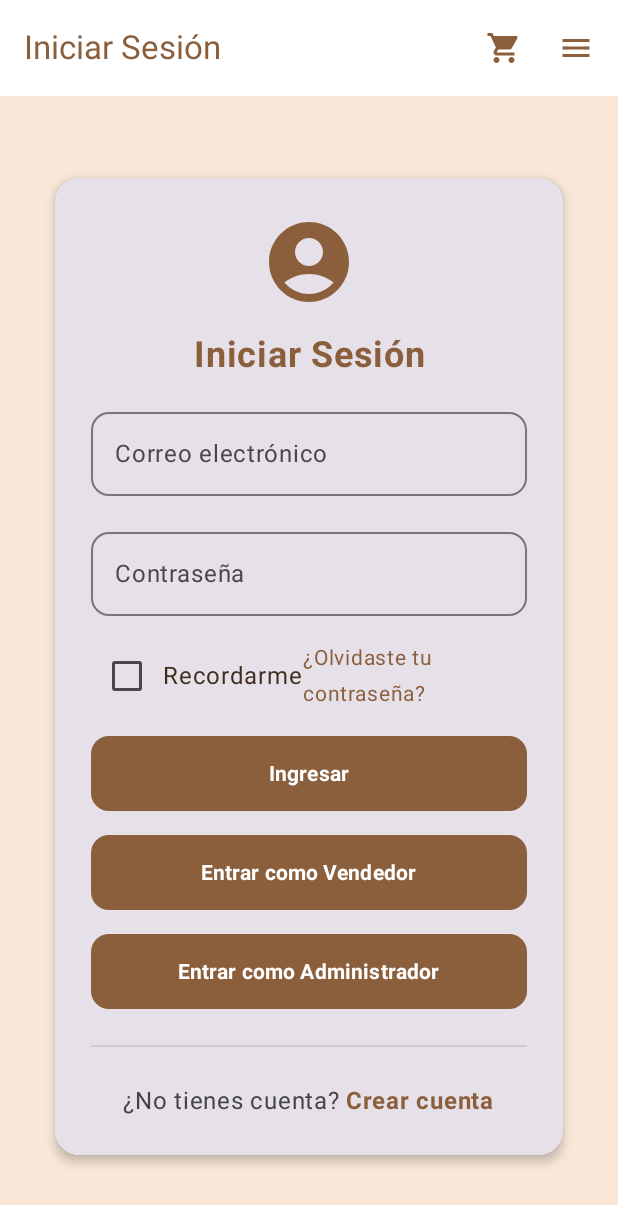
After one commit to Felipe-Ahumada/Pasteleria_APP, an Android app built with Jetpack Compose: the LoginScreen screen opened through its navigation route, on a phone screen of 412 x 824 dp. The commit adds this screen. Shown: the top 1205 px of the screen. Run offline under Robolectric (Android 15) with nearby library versions, the phone set to English and light mode, and no system bars; our stand-ins replace Dagger/Hilt's generated code.

Commit message:
Se agregó login y register

```diff
--- a/app/src/main/java/com/pasteleria_app/pasteleria_app/presentation/ui/Navigation/Navigation.kt
+++ b/app/src/main/java/com/pasteleria_app/pasteleria_app/presentation/ui/Navigation/Navigation.kt
@@ -6,6 +6,7 @@ import androidx.navigation.compose.composable
 import androidx.navigation.compose.rememberNavController
 import com.pasteleria_app.pasteleria_app.presentation.ui.screens.*
 import com.pasteleria_app.pasteleria_app.presentation.ui.viewmodel.CarritoViewModel
+import androidx.compose.material3.Text
 
 // 🚀 Rutas principales
 sealed class Screen(val route: String) {
@@ -15,10 +16,13 @@ sealed class Screen(val route: String) {
     data object Carta : Screen("carta")
     data object Contacto : Screen("contacto")
     data object Carrito : Screen("carrito")
+    data object Login : Screen("login")
+    data object Register : Screen("register")
+
 }
 
 @Composable
-fun Navigation(carritoViewModel: CarritoViewModel) { // ✅ Recibe el ViewModel global
+fun Navigation(carritoViewModel: CarritoViewModel) { //  Recibe el ViewModel global
     val navController = rememberNavController()
 
     NavHost(
@@ -40,7 +44,8 @@ fun Navigation(carritoViewModel: CarritoViewModel) { // ✅ Recibe el ViewModel
                 onOpenCarta = { navController.navigate(Screen.Carta.route) },
                 onOpenContacto = { navController.navigate(Screen.Contacto.route) },
                 onOpenCarrito = { navController.navigate(Screen.Carrito.route) },
-                carritoViewModel = carritoViewModel // ✅ se pasa aquí
+                onOpenLogin = { navController.navigate(Screen.Login.route) },
+                carritoViewModel = carritoViewModel
             )
         }
 
@@ -52,6 +57,7 @@ fun Navigation(carritoViewModel: CarritoViewModel) { // ✅ Recibe el ViewModel
                 onOpenCarta = { navController.navigate(Screen.Carta.route) },
                 onOpenContacto = { navController.navigate(Screen.Contacto.route) },
                 onOpenCarrito = { navController.navigate(Screen.Carrito.route) },
+                onOpenLogin = { navController.navigate(Screen.Login.route) },
                 carritoViewModel = carritoViewModel // ✅ también aquí
             )
         }
@@ -64,7 +70,8 @@ fun Navigation(carritoViewModel: CarritoViewModel) { // ✅ Recibe el ViewModel
                 onOpenCarta = { navController.navigate(Screen.Carta.route) },
                 onOpenContacto = { navController.navigate(Screen.Contacto.route) },
                 onOpenCarrito = { navController.navigate(Screen.Carrito.route) },
-                carritoViewModel = carritoViewModel // ✅ igual aquí
+                onOpenLogin = { navController.navigate(Screen.Login.route) },
+                carritoViewModel = carritoViewModel
             )
         }
 
@@ -76,7 +83,8 @@ fun Navigation(carritoViewModel: CarritoViewModel) { // ✅ Recibe el ViewModel
                 onOpenCarta = { navController.navigate(Screen.Carta.route) },
                 onOpenContacto = { navController.navigate(Screen.Contacto.route) },
                 onOpenCarrito = { navController.navigate(Screen.Carrito.route) },
-                carritoViewModel = carritoViewModel // ✅ también aquí
+                onOpenLogin = { navController.navigate(Screen.Login.route) },
+                carritoViewModel = carritoViewModel
             )
         }
 
@@ -88,8 +96,26 @@ fun Navigation(carritoViewModel: CarritoViewModel) { // ✅ Recibe el ViewModel
                 onOpenCarta = { navController.navigate(Screen.Carta.route) },
                 onOpenContacto = { navController.navigate(Screen.Contacto.route) },
                 onOpenCarrito = { navController.navigate(Screen.Carrito.route) },
-                carritoViewModel = carritoViewModel // ✅ finalmente aquí también
+                onOpenLogin = { navController.navigate(Screen.Login.route) },
+                carritoViewModel = carritoViewModel
             )
         }
+        composable(Screen.Login.route) {
+            LoginScreen(
+                onOpenHome = { navController.navigate(Screen.Home.route) },
+                onOpenNosotros = { navController.navigate(Screen.Nosotros.route) },
+                onOpenCarta = { navController.navigate(Screen.Carta.route) },
+                onOpenContacto = { navController.navigate(Screen.Contacto.route) },
+                onOpenCarrito = { navController.navigate(Screen.Carrito.route) },
+                onNavigateToRegister = { navController.navigate(Screen.Register.route) }
+            )
+        }
+        composable(Screen.Register.route) {
+            RegisterScreen(
+                onOpenHome = { navController.navigate(Screen.Home.route) },
+                onOpenLogin = { navController.navigate(Screen.Login.route) }
+            )
+        }
+
     }
 }
--- a/app/src/main/java/com/pasteleria_app/pasteleria_app/presentation/ui/components/PasteleriaScaffold.kt
+++ b/app/src/main/java/com/pasteleria_app/pasteleria_app/presentation/ui/components/PasteleriaScaffold.kt
@@ -18,6 +18,8 @@ import androidx.compose.ui.unit.dp
 import com.pasteleria_app.pasteleria_app.R
 import com.pasteleria_app.pasteleria_app.presentation.ui.viewmodel.CarritoViewModel
 import kotlinx.coroutines.launch
+import androidx.compose.material.icons.filled.AccountCircle
+import androidx.compose.ui.text.font.FontWeight
 
 @OptIn(ExperimentalMaterial3Api::class)
 @Composable
@@ -28,7 +30,8 @@ fun PasteleriaScaffold(
     onOpenCarta: () -> Unit = {},
     onOpenContacto: () -> Unit = {},
     onOpenCarrito: () -> Unit = {},
-    carritoViewModel: CarritoViewModel? = null, // ✅ Puede ser null
+    onOpenLogin: () -> Unit = {}, // 👈 Agregado
+    carritoViewModel: CarritoViewModel? = null,
     content: @Composable (PaddingValues) -> Unit
 ) {
     val crema = MaterialTheme.colorScheme.background
@@ -53,6 +56,7 @@ fun PasteleriaScaffold(
                         "Carta" -> { onOpenCarta(); scope.launch { drawerState.close() } }
                         "Contacto" -> { onOpenContacto(); scope.launch { drawerState.close() } }
                         "Carrito de Compra" -> { onOpenCarrito(); scope.launch { drawerState.close() } }
+                        "Login" -> { onOpenLogin(); scope.launch { drawerState.close() } } // ✅ Aquí navega al Login
                         else -> scope.launch { drawerState.close() }
                     }
                 },
@@ -135,6 +139,7 @@ fun DrawerContent(
             .padding(vertical = 32.dp),
         horizontalAlignment = Alignment.CenterHorizontally
     ) {
+        // 🧁 Logo
         Image(
             painter = painterResource(id = R.drawable.logo_landing),
             contentDescription = "Logo Pastelería",
@@ -143,23 +148,42 @@ fun DrawerContent(
                 .padding(bottom = 16.dp)
         )
 
+        // 📋 Menú de navegación
         menuItems.forEach { item ->
             TextButton(onClick = { onItemClick(item) }, modifier = Modifier.fillMaxWidth()) {
                 Text(
                     text = item,
                     color = Color.White,
-                    style = MaterialTheme.typography.titleMedium
+                    style = MaterialTheme.typography.titleMedium,
+                    modifier = Modifier.padding(vertical = 6.dp)
                 )
             }
         }
 
         Spacer(modifier = Modifier.weight(1f))
+
         Divider(color = Color.White.copy(alpha = 0.3f))
 
-        Text(
-            text = "admin",
-            color = Color.White,
-            modifier = Modifier.padding(16.dp)
-        )
+        // 👤 Botón de iniciar sesión
+        TextButton(
+            onClick = { onItemClick("Login") }, // Navegará luego a LoginScreen
+            modifier = Modifier
+                .fillMaxWidth()
+                .padding(vertical = 16.dp)
+        ) {
+            Icon(
+                imageVector = Icons.Default.AccountCircle,
+                contentDescription = "Iniciar sesión",
+                tint = Color.White,
+                modifier = Modifier.size(22.dp)
+            )
+            Spacer(modifier = Modifier.width(8.dp))
+            Text(
+                text = "Iniciar sesión",
+                color = Color.White,
+                style = MaterialTheme.typography.titleMedium,
+                fontWeight = FontWeight.Bold
+            )
+        }
     }
 }
--- a/app/src/main/java/com/pasteleria_app/pasteleria_app/presentation/ui/screens/CarritoScreen.kt
+++ b/app/src/main/java/com/pasteleria_app/pasteleria_app/presentation/ui/screens/CarritoScreen.kt
@@ -29,9 +29,10 @@ fun CarritoScreen(
     onOpenCarta: () -> Unit = {},
     onOpenContacto: () -> Unit = {},
     onOpenCarrito: () -> Unit = {},
+    onOpenLogin: () -> Unit = {},
     carritoViewModel: CarritoViewModel
 ) {
-    // ✅ Observar productos en tiempo real (desde Room)
+    // Observar productos en tiempo real (desde Room)
     val productos by carritoViewModel.productos.collectAsState()
     val total = carritoViewModel.calcularTotal()
 
@@ -42,6 +43,7 @@ fun CarritoScreen(
         onOpenCarta = onOpenCarta,
         onOpenContacto = onOpenContacto,
         onOpenCarrito = onOpenCarrito,
+        onOpenLogin = { onOpenLogin() },
         carritoViewModel = carritoViewModel
     ) { padding ->
 
--- a/app/src/main/java/com/pasteleria_app/pasteleria_app/presentation/ui/screens/CartaScreen.kt
+++ b/app/src/main/java/com/pasteleria_app/pasteleria_app/presentation/ui/screens/CartaScreen.kt
@@ -39,6 +39,7 @@ fun CartaScreen(
     onOpenCarta: () -> Unit = {},
     onOpenContacto: () -> Unit = {},
     onOpenCarrito: () -> Unit = {},
+    onOpenLogin: () -> Unit = {},
     carritoViewModel: CarritoViewModel
 ) {
     val crema = MaterialTheme.colorScheme.background
@@ -61,6 +62,7 @@ fun CartaScreen(
         onOpenCarta = onOpenCarta,
         onOpenContacto = onOpenContacto,
         onOpenCarrito = onOpenCarrito,
+        onOpenLogin = { onOpenLogin() },
         carritoViewModel = carritoViewModel
     ) { padding ->
         Box(modifier = Modifier.fillMaxSize()) {
--- a/app/src/main/java/com/pasteleria_app/pasteleria_app/presentation/ui/screens/ContactoScreen.kt
+++ b/app/src/main/java/com/pasteleria_app/pasteleria_app/presentation/ui/screens/ContactoScreen.kt
@@ -25,6 +25,7 @@ fun ContactoScreen(
     onOpenCarta: () -> Unit = {},
     onOpenContacto: () -> Unit = {},
     onOpenCarrito: () -> Unit = {},
+    onOpenLogin: () -> Unit = {},
     carritoViewModel: CarritoViewModel // ✅ necesario para mostrar badge
 ) {
     val crema = MaterialTheme.colorScheme.background
@@ -43,6 +44,7 @@ fun ContactoScreen(
         onOpenCarta = onOpenCarta,
         onOpenContacto = onOpenContacto,
         onOpenCarrito = onOpenCarrito,
+        onOpenLogin = { onOpenLogin() },
         carritoViewModel = carritoViewModel // ✅ activa la badge
     ) { padding ->
         Box(
--- a/app/src/main/java/com/pasteleria_app/pasteleria_app/presentation/ui/screens/HomeScreen.kt
+++ b/app/src/main/java/com/pasteleria_app/pasteleria_app/presentation/ui/screens/HomeScreen.kt
@@ -34,6 +34,7 @@ fun HomeScreen(
     onOpenCarta: () -> Unit = {},
     onOpenContacto: () -> Unit = {},
     onOpenCarrito: () -> Unit = {},
+    onOpenLogin: () -> Unit = {},
     carritoViewModel: CarritoViewModel // ✅ añadimos ViewModel para mostrar badge
 ) {
     val crema = MaterialTheme.colorScheme.background
@@ -54,7 +55,8 @@ fun HomeScreen(
         onOpenCarta = onOpenCarta,
         onOpenContacto = onOpenContacto,
         onOpenCarrito = onOpenCarrito,
-        carritoViewModel = carritoViewModel // ✅ activa la badge
+        onOpenLogin = { onOpenLogin() }, // ✅ Nuevo
+        carritoViewModel = carritoViewModel
     ) { padding ->
         LazyColumn(
             modifier = Modifier
--- /dev/null
+++ b/app/src/main/java/com/pasteleria_app/pasteleria_app/presentation/ui/screens/LoginScreen.kt
@@ -0,0 +1,176 @@
+package com.pasteleria_app.pasteleria_app.presentation.ui.screens
+
+import androidx.compose.foundation.background
+import androidx.compose.foundation.clickable
+import androidx.compose.foundation.layout.*
+import androidx.compose.foundation.shape.RoundedCornerShape
+import androidx.compose.material.icons.Icons
+import androidx.compose.material.icons.filled.AccountCircle
+import androidx.compose.material3.*
+import androidx.compose.runtime.*
+import androidx.compose.ui.Alignment
+import androidx.compose.ui.Modifier
+import androidx.compose.ui.graphics.Color
+import androidx.compose.ui.text.font.FontWeight
+import androidx.compose.ui.text.input.PasswordVisualTransformation
+import androidx.compose.ui.text.style.TextAlign
+import androidx.compose.ui.unit.dp
+import androidx.compose.ui.unit.sp
+import com.pasteleria_app.pasteleria_app.presentation.ui.components.PasteleriaScaffold
+
+@OptIn(ExperimentalMaterial3Api::class)
+@Composable
+fun LoginScreen(
+    onOpenHome: () -> Unit = {},
+    onOpenNosotros: () -> Unit = {},
+    onOpenCarta: () -> Unit = {},
+    onOpenContacto: () -> Unit = {},
+    onOpenCarrito: () -> Unit = {},
+    onLoginSuccess: () -> Unit = {},
+    onNavigateToRegister: () -> Unit = {}
+) {
+    val marron = MaterialTheme.colorScheme.primary
+    val crema = MaterialTheme.colorScheme.background
+
+    var correo by remember { mutableStateOf("") }
+    var password by remember { mutableStateOf("") }
+    var recordar by remember { mutableStateOf(false) }
+
+    PasteleriaScaffold(
+        title = "Iniciar Sesión",
+        onOpenHome = onOpenHome,
+        onOpenNosotros = onOpenNosotros,
+        onOpenCarta = onOpenCarta,
+        onOpenContacto = onOpenContacto,
+        onOpenCarrito = onOpenCarrito,
+    ) { padding ->
+
+        Box(
+            modifier = Modifier
+                .fillMaxSize()
+                .background(crema)
+                .padding(padding),
+            contentAlignment = Alignment.Center
+        ) {
+            Card(
+                modifier = Modifier
+                    .fillMaxWidth(0.9f)
+                    .padding(16.dp),
+                shape = RoundedCornerShape(16.dp),
+                elevation = CardDefaults.cardElevation(4.dp)
+            ) {
+                Column(
+                    modifier = Modifier
+                        .fillMaxWidth()
+                        .padding(24.dp),
+                    horizontalAlignment = Alignment.CenterHorizontally,
+                    verticalArrangement = Arrangement.spacedBy(16.dp)
+                ) {
+                    // 👤 Icono
+                    Icon(
+                        imageVector = Icons.Default.AccountCircle,
+                        contentDescription = "Icono usuario",
+                        tint = marron,
+                        modifier = Modifier.size(64.dp)
+                    )
+
+                    // 🧁 Título
+                    Text(
+                        text = "Iniciar Sesión",
+                        fontSize = 24.sp,
+                        fontWeight = FontWeight.Bold,
+                        color = marron,
+                        textAlign = TextAlign.Center
+                    )
+
+                    // 📧 Correo
+                    OutlinedTextField(
+                        value = correo,
+                        onValueChange = { correo = it },
+                        label = { Text("Correo electrónico") },
+                        singleLine = true,
+                        shape = RoundedCornerShape(12.dp),
+                        modifier = Modifier.fillMaxWidth()
+                    )
+
+                    // 🔒 Contraseña
+                    OutlinedTextField(
+                        value = password,
+                        onValueChange = { password = it },
+                        label = { Text("Contraseña") },
+                        visualTransformation = PasswordVisualTransformation(),
+                        singleLine = true,
+                        shape = RoundedCornerShape(12.dp),
+                        modifier = Modifier.fillMaxWidth()
+                    )
+
+                    // ☑️ Recordarme + ¿Olvidaste tu contraseña?
+                    Row(
+                        modifier = Modifier.fillMaxWidth(),
+                        horizontalArrangement = Arrangement.SpaceBetween,
+                        verticalAlignment = Alignment.CenterVertically
+                    ) {
+                        Row(verticalAlignment = Alignment.CenterVertically) {
+                            Checkbox(
+                                checked = recordar,
+                                onCheckedChange = { recordar = it },
+                                colors = CheckboxDefaults.colors(checkedColor = marron)
+                            )
+                            Text("Recordarme", color = Color(0xFF3E2E20))
+                        }
+
+                        Text(
+                            text = "¿Olvidaste tu contraseña?",
+                            color = marron,
+                            fontSize = 14.sp,
+                            modifier = Modifier.clickable { /* TODO */ }
+                        )
+                    }
+
+                    // 🔘 Botones
+                    Button(
+                        onClick = onLoginSuccess,
+                        colors = ButtonDefaults.buttonColors(containerColor = marron),
+                        shape = RoundedCornerShape(12.dp),
+                        modifier = Modifier.fillMaxWidth().height(50.dp)
+                    ) {
+                        Text("Ingresar", color = Color.White, fontWeight = FontWeight.Bold)
+                    }
+
+                    Button(
+                        onClick = { /* TODO: login vendedor */ },
+                        colors = ButtonDefaults.buttonColors(containerColor = marron),
+                        shape = RoundedCornerShape(12.dp),
+                        modifier = Modifier.fillMaxWidth().height(50.dp)
+                    ) {
+                        Text("Entrar como Vendedor", color = Color.White, fontWeight = FontWeight.Bold)
+                    }
+
+                    Button(
+                        onClick = { /* TODO: login admin */ },
+                        colors = ButtonDefaults.buttonColors(containerColor = marron),
+                        shape = RoundedCornerShape(12.dp),
+                        modifier = Modifier.fillMaxWidth().height(50.dp)
+                    ) {
+                        Text("Entrar como Administrador", color = Color.White, fontWeight = FontWeight.Bold)
+                    }
+
+                    Divider(color = Color.LightGray, modifier = Modifier.padding(vertical = 8.dp))
+
+                    Row(horizontalArrangement = Arrangement.Center, modifier = Modifier.fillMaxWidth()) {
+                        Text("¿No tienes cuenta?", color = Color.DarkGray)
+                        Spacer(modifier = Modifier.width(4.dp))
+                        Text(
+                            text = "Crear cuenta",
+                            color = marron,
+                            fontWeight = FontWeight.Bold,
+                            modifier = Modifier.clickable {
+                                onNavigateToRegister()
+                            }
+                        )
+                    }
+                }
+            }
+        }
+    }
+}
--- a/app/src/main/java/com/pasteleria_app/pasteleria_app/presentation/ui/screens/NosotrosScreen.kt
+++ b/app/src/main/java/com/pasteleria_app/pasteleria_app/presentation/ui/screens/NosotrosScreen.kt
@@ -29,6 +29,7 @@ fun NosotrosScreen(
     onOpenCarta: () -> Unit = {},
     onOpenContacto: () -> Unit = {},
     onOpenCarrito: () -> Unit = {},
+    onOpenLogin: () -> Unit = {},
     carritoViewModel: CarritoViewModel // 👈 agregado para el badge del carrito
 ) {
     val crema = MaterialTheme.colorScheme.background
@@ -41,7 +42,8 @@ fun NosotrosScreen(
         onOpenCarta = onOpenCarta,
         onOpenContacto = onOpenContacto,
         onOpenCarrito = onOpenCarrito,
-        carritoViewModel = carritoViewModel // 👈 ahora sí existe
+        onOpenLogin = { onOpenLogin() },
+        carritoViewModel = carritoViewModel
     ) { padding ->
         Column(
             modifier = Modifier
```
Also changed, not shown: app/src/main/java/com/pasteleria_app/pasteleria_app/presentation/ui/screens/RegisterScreen.kt (added, +182 -0 lines), 1 other file.
